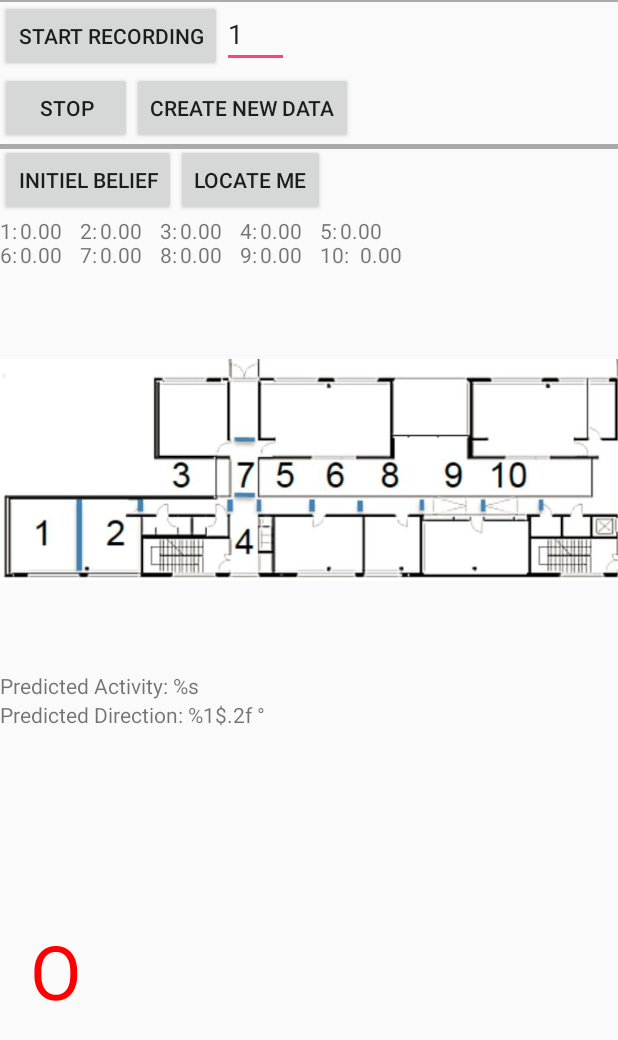
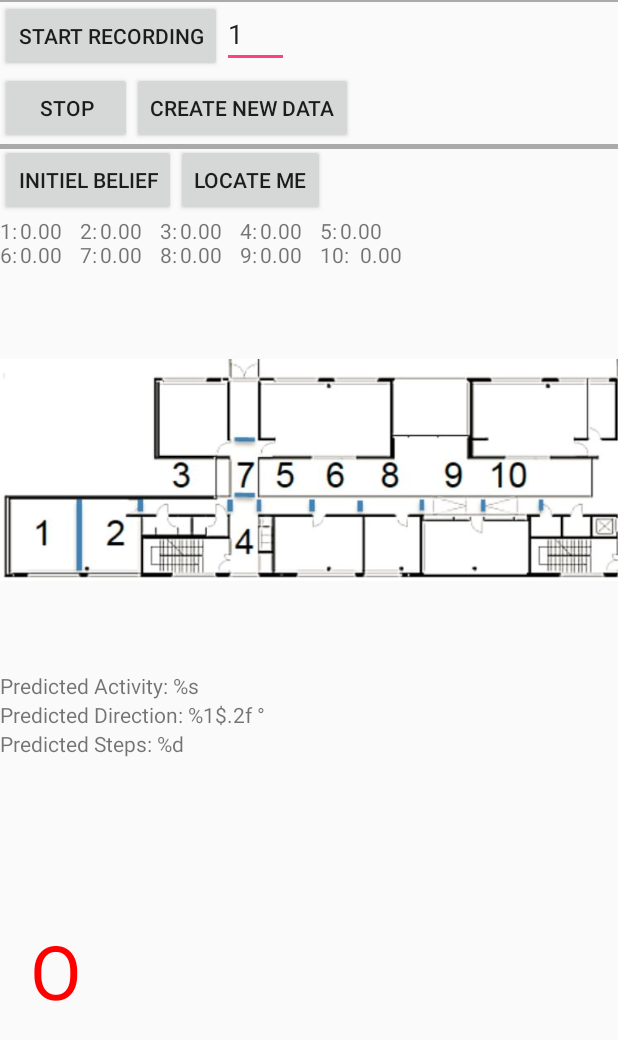
Before and after one commit to PirkeDom/MobileComputingLab, an Android app: the screen it shows after launch (MainActivity), on a phone screen of 412 x 824 dp. Shown: the top 1040 px of the screen. Run offline under Robolectric (Android 15) with nearby library versions, the phone set to English and light mode, and no system bars; libraries missing offline, so code that uses them is left out: org.apache.commons; network calls fail.

Commit message:
simple step counter implemented (if activity walking -> count seconds); 1 second means 1 step

```diff
--- a/Task2_Localization/app/src/main/java/com/mobilecomputing/dominic/task2_localization/MainActivity.java
+++ b/Task2_Localization/app/src/main/java/com/mobilecomputing/dominic/task2_localization/MainActivity.java
@@ -14,6 +14,7 @@ import android.net.wifi.ScanResult;
 import android.net.wifi.WifiManager;
 import android.os.Build;
 import android.os.Bundle;
+import android.os.Handler;
 import android.support.annotation.RequiresApi;
 import android.view.View;
 import android.widget.Button;
@@ -53,6 +54,7 @@ public class MainActivity extends Activity implements SensorEventListener {
     //activity variables
     private Sensor mSensorAccelerometer;
     private Sensor mSensorRotation;
+    private int steps = 0;
     private SensorEvent sensorEvent;
     int sensorDataCounter = 0;
     private float[][] buffer;
@@ -63,11 +65,13 @@ public class MainActivity extends Activity implements SensorEventListener {
     File myExternalFile;
     private TextView textPredictedActivity;
     private TextView textPredictedDirection;
+    private TextView textPredictedSteps;
     private SensorManager mSensorManager;
     private Rotation calibrationDirection = null;
     private Rotation latestDirection;
     private boolean initiateDirectoin = false;
-
+    private long startTimeWalking = 0;
+    private long walkingTime = 0;
     //end of activity variables
 
     private int nr_of_scans = 0;
@@ -120,6 +124,7 @@ public class MainActivity extends Activity implements SensorEventListener {
 
         textPredictedActivity = (TextView) findViewById(R.id.label_predicted_activity);
         textPredictedDirection = (TextView) findViewById(R.id.label_predicted_direction);
+        textPredictedSteps = (TextView) findViewById(R.id.label_predicted_steps);
 
         textCellProbabilities.setText(getResources().getString(R.string.label_cellProbability, 0.0, 0.0, 0.0, 0.0, 0.0, 0.0, 0.0, 0.0, 0.0, 0.0));
 
@@ -132,6 +137,7 @@ public class MainActivity extends Activity implements SensorEventListener {
         mSensorManager = (SensorManager) getSystemService(Context.SENSOR_SERVICE);
         mSensorAccelerometer = mSensorManager.getDefaultSensor(Sensor.TYPE_ACCELEROMETER);
         mSensorRotation = mSensorManager.getDefaultSensor(Sensor.TYPE_ROTATION_VECTOR);
+
         buffer = new float[20][3];
         buffercounter = 0;
         knn(getExternalFilesDir("classification") + "/activity_train.txt", getExternalFilesDir("classification") + "/activity_test.txt",1,2);
@@ -523,9 +529,19 @@ public class MainActivity extends Activity implements SensorEventListener {
                         break;
                     case 1:
                         predictedActivity = "Walking";
+                        startTimeWalking = System.currentTimeMillis()/1000;
                         break;
                     case 2:
-                        predictedActivity = "Sitting";
+                        predictedActivity = "Standing";
+                        if(startTimeWalking > 0) {
+                            long stopTimeWalking = System.currentTimeMillis() / 1000;
+                            walkingTime = stopTimeWalking - startTimeWalking;
+                            if (walkingTime > 0) {
+                                //TODO: use walking Time to predict position (maybe 1s for 1 step); would mean walkingTime = steps
+                                textPredictedSteps.setText(getResources().getString(R.string.label_predicted_steps, walkingTime));
+                            }
+                            startTimeWalking = 0;
+                        }
                         break;
                 }
                 textPredictedActivity.setText(getResources().getString(R.string.label_predicted_activity, predictedActivity));
@@ -535,6 +551,7 @@ public class MainActivity extends Activity implements SensorEventListener {
         else if(event.sensor.getType() == Sensor.TYPE_ROTATION_VECTOR) {
             onSensorValues(event.values);
         }
+
 
 
     }
--- a/Task2_Localization/app/src/main/res/layout/activity_main.xml
+++ b/Task2_Localization/app/src/main/res/layout/activity_main.xml
@@ -92,6 +92,13 @@
         android:text="@string/label_predicted_direction"
         app:layout_constraintLeft_toLeftOf="parent"
         app:layout_constraintTop_toBottomOf="@+id/label_predicted_activity"></TextView>
+    <TextView
+        android:id="@+id/label_predicted_steps"
+        android:layout_width="wrap_content"
+        android:layout_height="wrap_content"
+        android:text="@string/label_predicted_steps"
+        app:layout_constraintLeft_toLeftOf="parent"
+        app:layout_constraintTop_toBottomOf="@+id/label_predicted_direction"></TextView>
 
 
     <AbsoluteLayout xmlns:android="http://schemas.android.com/apk/res/android"
--- a/Task2_Localization/app/src/main/res/values/strings.xml
+++ b/Task2_Localization/app/src/main/res/values/strings.xml
@@ -6,6 +6,6 @@
     <string name="label_marker">O</string>
     <string name="label_predicted_activity">Predicted Activity: %s</string>
     <string name="label_predicted_direction">Predicted Direction: %1$.2f °</string>
-
+    <string name="label_predicted_steps">Predicted Steps: %d</string>
 
 </resources>
```
